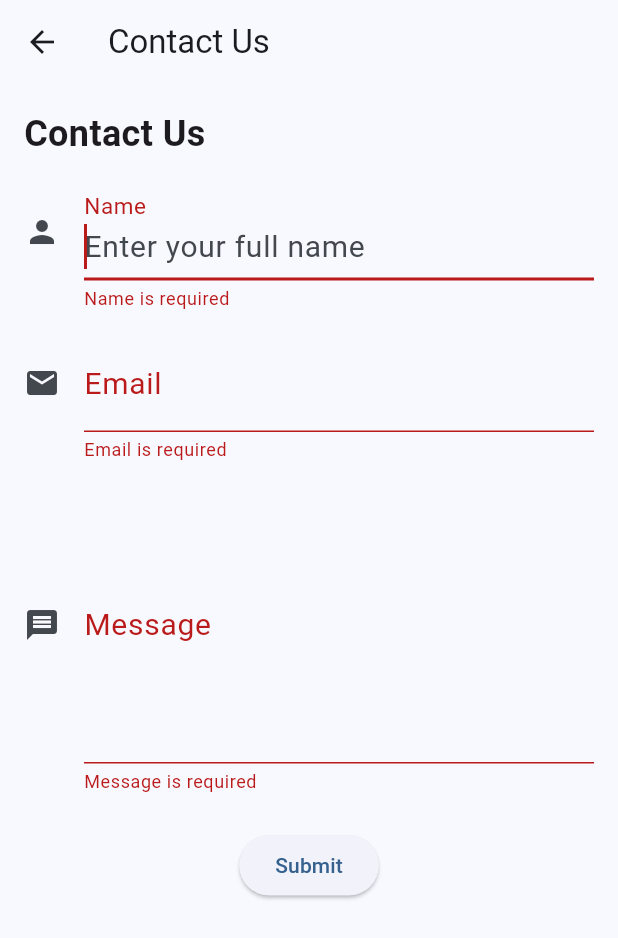
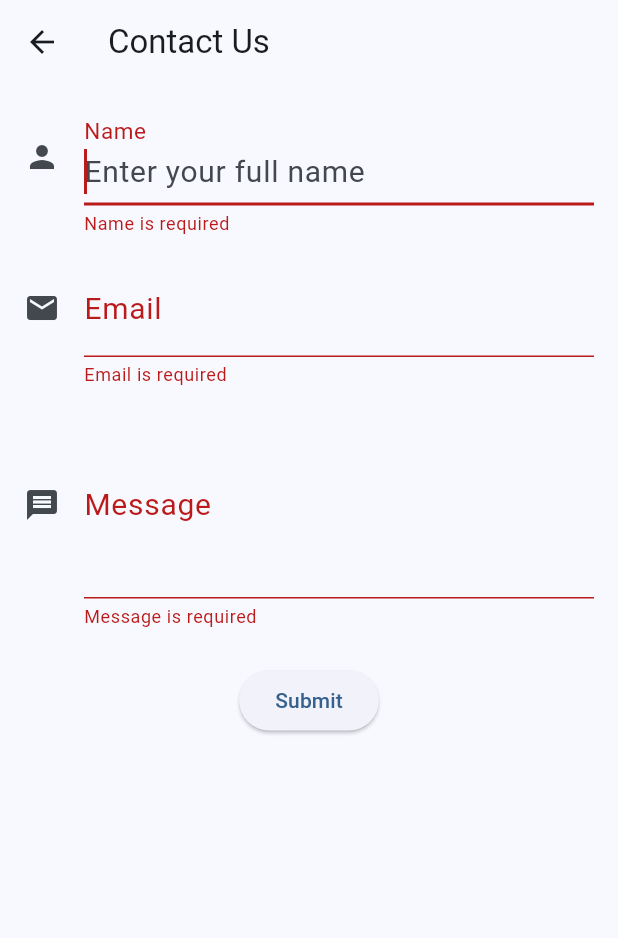
Before and after one commit to wong0373/MAD9135_Flutter_Navigation_App, a Flutter app: the ContactPage screen opened directly, after a tap on "Submit", on a phone screen of 412 x 824 dp. Shown: the top 938 px of the screen. Run offline on Flutter 3.47's test engine with Material 3 defaults, Android fonts, the phone set to English and light mode, and no system bars; network calls fail.

Commit message:
remove unused code

```diff
--- a/lib/main.dart
+++ b/lib/main.dart
@@ -196,13 +196,7 @@ class _ContactPageState extends State<ContactPage> {
         child: Form(
           key: _formKey,
           child: Column(
-            crossAxisAlignment: CrossAxisAlignment.start,
             children: [
-              const Text(
-                'Contact Us',
-                style: TextStyle(fontSize: 24, fontWeight: FontWeight.bold),
-              ),
-              const SizedBox(height: 16),
               TextFormField(
                 autofocus: true,
                 decoration: const InputDecoration(
@@ -217,7 +211,6 @@ class _ContactPageState extends State<ContactPage> {
                   if (value == null || value.isEmpty) {
                     return 'Name is required';
                   }
-                  return null;
                 },
                 onSaved: (value) {
                   _name = value;
@@ -252,7 +245,7 @@ class _ContactPageState extends State<ContactPage> {
                 keyboardType: TextInputType.multiline,
                 textInputAction: TextInputAction.newline,
                 style: const TextStyle(color: Colors.black),
-                maxLines: 5,
+                maxLines: 3,
                 validator: (value) {
                   if (value == null || value.isEmpty) {
                     return 'Message is required';
```
